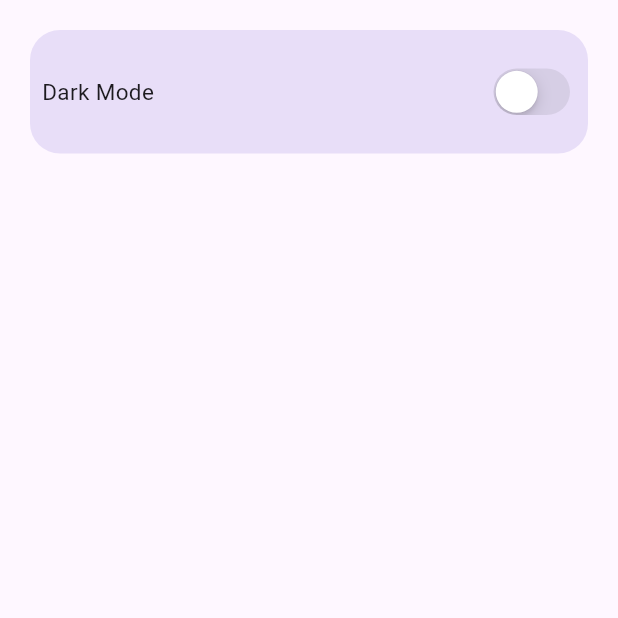
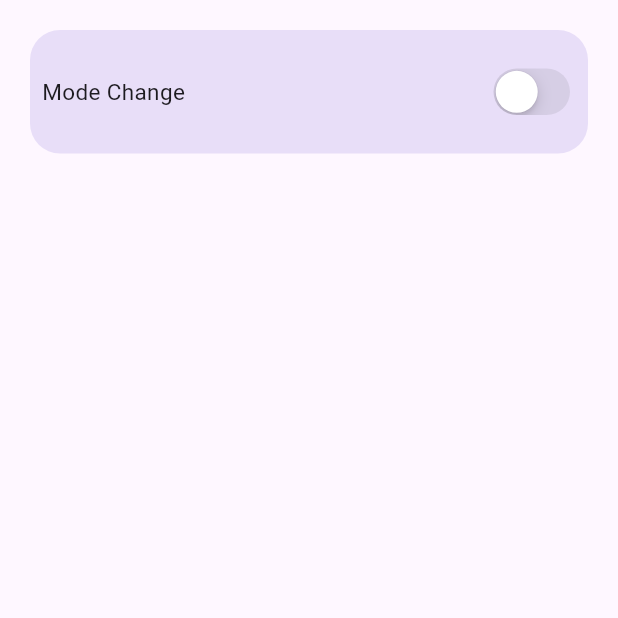
Before and after one commit to samee2001/coffee-shop, a Flutter app: the SettingsPage screen opened directly, on a phone screen of 412 x 824 dp, the top half of it. Run offline on Flutter 3.47's test engine with Material 3 defaults, Android fonts, the phone set to English and light mode, and no system bars; our stand-ins replace google_nav_bar.

Commit message:
page settings

```diff
--- a/lib/pages/settings_page.dart
+++ b/lib/pages/settings_page.dart
@@ -27,7 +27,7 @@ class SettingsPage extends StatelessWidget {
                     mainAxisAlignment: MainAxisAlignment.spaceBetween,
                     children: [
                       Text(
-                        "Dark Mode",
+                        "Mode Change",
                         style: TextStyle(
                           fontSize: 15,
                         ),
```
